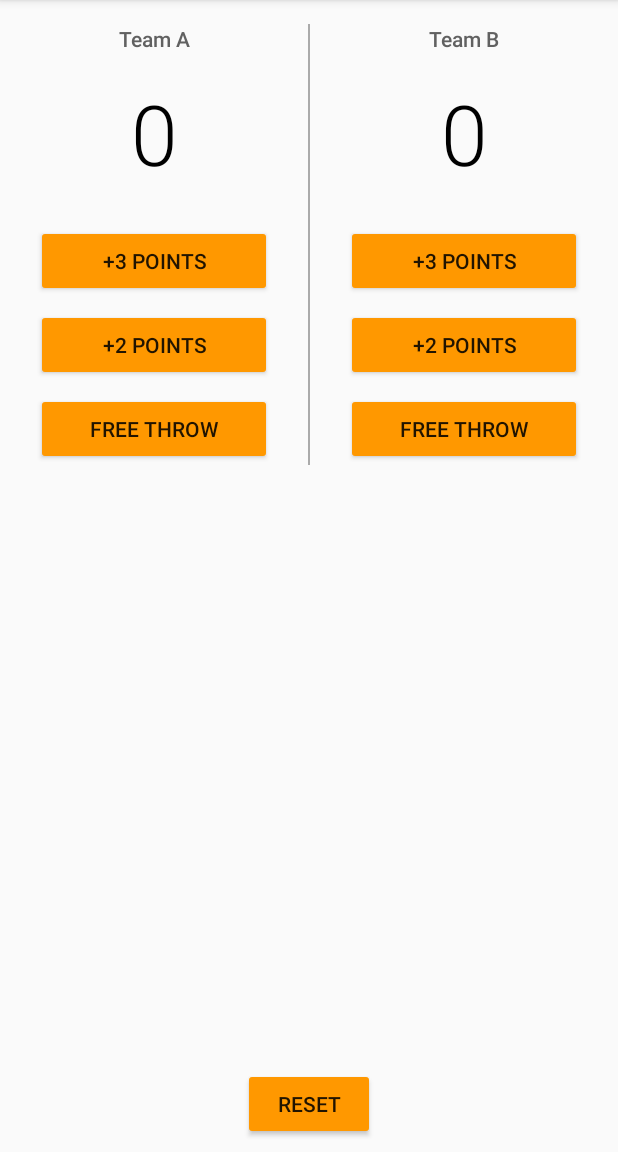
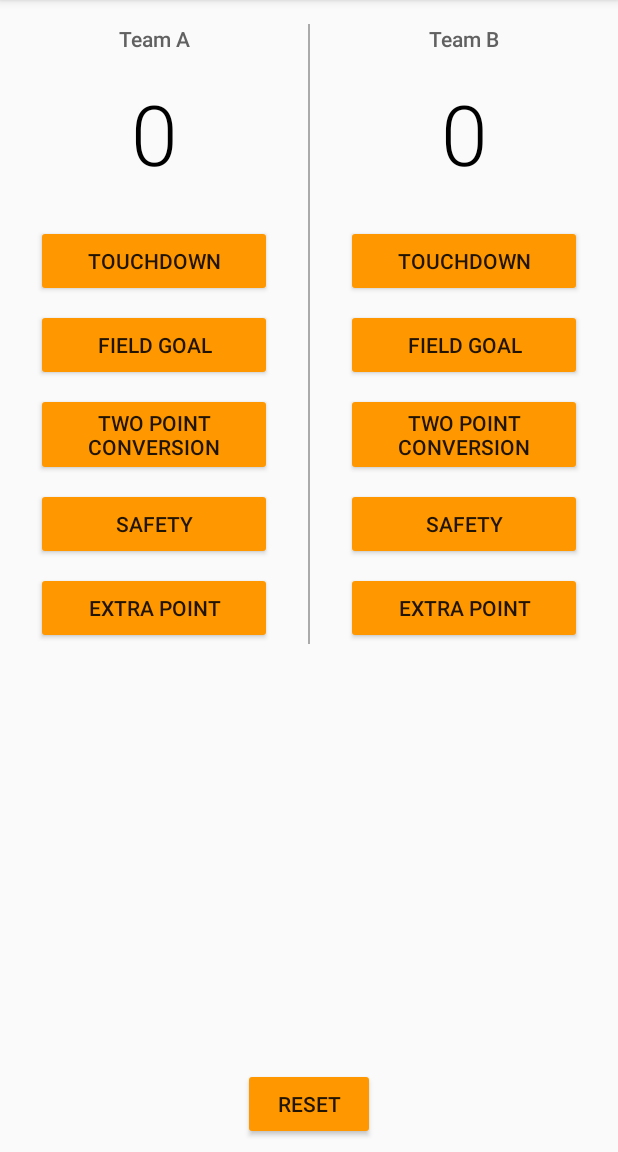
Before and after one commit to b-tuttle/CourtCounter, an Android app: the screen it shows after launch (MainActivity), on a phone screen of 412 x 824 dp, the part 84-1236 px from its top. Run offline under Robolectric (Android 15) with nearby library versions, the phone set to English and light mode, and no system bars.

Commit message:
Branch for football scorekeeper app. Add/rework buttons for football scoring

```diff
--- a/app/src/main/java/com/example/android/courtcounter/MainActivity.java
+++ b/app/src/main/java/com/example/android/courtcounter/MainActivity.java
@@ -24,17 +24,22 @@ public class MainActivity extends AppCompatActivity {
         scoreView.setText(String.valueOf(scoreTeamA));
     }
 
-    public void threePointerA(View v) {
+    public void touchDownA(View v) {
+        scoreTeamA += 6;
+        displayForTeamA(scoreTeamA);
+    }
+
+    public void fieldGoalA(View v) {
         scoreTeamA += 3;
         displayForTeamA(scoreTeamA);
     }
 
-    public void twoPointerA(View v) {
+    public void twoPointsA(View v) {
         scoreTeamA += 2;
         displayForTeamA(scoreTeamA);
     }
 
-    public void freeThrowA(View v) {
+    public void extraPointA(View v) {
         scoreTeamA += 1;
         displayForTeamA(scoreTeamA);
     }
@@ -47,17 +52,22 @@ public class MainActivity extends AppCompatActivity {
         scoreView.setText(String.valueOf(scoreTeamB));
     }
 
-    public void threePointerB(View v) {
+    public void touchDownB(View v) {
+        scoreTeamB += 6;
+        displayForTeamB(scoreTeamB);
+    }
+
+    public void fieldGoalB(View v) {
         scoreTeamB += 3;
         displayForTeamB(scoreTeamB);
     }
 
-    public void twoPointerB(View v) {
+    public void twoPointsB(View v) {
         scoreTeamB += 2;
         displayForTeamB(scoreTeamB);
     }
 
-    public void freeThrowB(View v) {
+    public void extraPointB(View v) {
         scoreTeamB += 1;
         displayForTeamB(scoreTeamB);
     }
--- a/app/src/main/res/layout/activity_main.xml
+++ b/app/src/main/res/layout/activity_main.xml
@@ -54,8 +54,8 @@
                 android:layout_marginBottom="8dp"
                 android:layout_marginLeft="24dp"
                 android:layout_marginRight="24dp"
-                android:onClick="threePointerA"
-                android:text="+3 Points" />
+                android:onClick="touchDownA"
+                android:text="Touchdown" />
 
             <Button
                 android:layout_width="match_parent"
@@ -63,16 +63,34 @@
                 android:layout_marginBottom="8dp"
                 android:layout_marginLeft="24dp"
                 android:layout_marginRight="24dp"
-                android:onClick="twoPointerA"
-                android:text="+2 Points" />
+                android:onClick="fieldGoalA"
+                android:text="Field Goal" />
+
+            <Button
+                android:layout_width="match_parent"
+                android:layout_height="wrap_content"
+                android:layout_marginBottom="8dp"
+                android:layout_marginLeft="24dp"
+                android:layout_marginRight="24dp"
+                android:onClick="twoPointsA"
+                android:text="Two Point Conversion" />
 
             <Button
                 android:layout_width="match_parent"
                 android:layout_height="wrap_content"
                 android:layout_marginLeft="24dp"
                 android:layout_marginRight="24dp"
-                android:onClick="freeThrowA"
-                android:text="Free throw" />
+                android:layout_marginBottom="8dp"
+                android:onClick="twoPointsA"
+                android:text="Safety" />
+
+            <Button
+                android:layout_width="match_parent"
+                android:layout_height="wrap_content"
+                android:layout_marginLeft="24dp"
+                android:layout_marginRight="24dp"
+                android:onClick="extraPointA"
+                android:text="Extra Point" />
         </LinearLayout>
 
         <View
@@ -116,8 +134,8 @@
                 android:layout_marginBottom="8dp"
                 android:layout_marginLeft="24dp"
                 android:layout_marginRight="24dp"
-                android:onClick="threePointerB"
-                android:text="+3 Points" />
+                android:onClick="touchDownB"
+                android:text="Touchdown" />
 
             <Button
                 android:layout_width="match_parent"
@@ -125,16 +143,34 @@
                 android:layout_marginBottom="8dp"
                 android:layout_marginLeft="24dp"
                 android:layout_marginRight="24dp"
-                android:onClick="twoPointerB"
-                android:text="+2 Points" />
+                android:onClick="fieldGoalB"
+                android:text="Field Goal" />
+
+            <Button
+                android:layout_width="match_parent"
+                android:layout_height="wrap_content"
+                android:layout_marginBottom="8dp"
+                android:layout_marginLeft="24dp"
+                android:layout_marginRight="24dp"
+                android:onClick="twoPointsB"
+                android:text="Two Point Conversion" />
+
+            <Button
+                android:layout_width="match_parent"
+                android:layout_height="wrap_content"
+                android:layout_marginLeft="24dp"
+                android:layout_marginBottom="8dp"
+                android:layout_marginRight="24dp"
+                android:onClick="twoPointsB"
+                android:text="Safety" />
 
             <Button
                 android:layout_width="match_parent"
                 android:layout_height="wrap_content"
                 android:layout_marginLeft="24dp"
                 android:layout_marginRight="24dp"
-                android:onClick="freeThrowB"
-                android:text="Free throw" />
+                android:onClick="extraPointB"
+                android:text="Extra Point" />
         </LinearLayout>
     </LinearLayout>
 </RelativeLayout>
```
